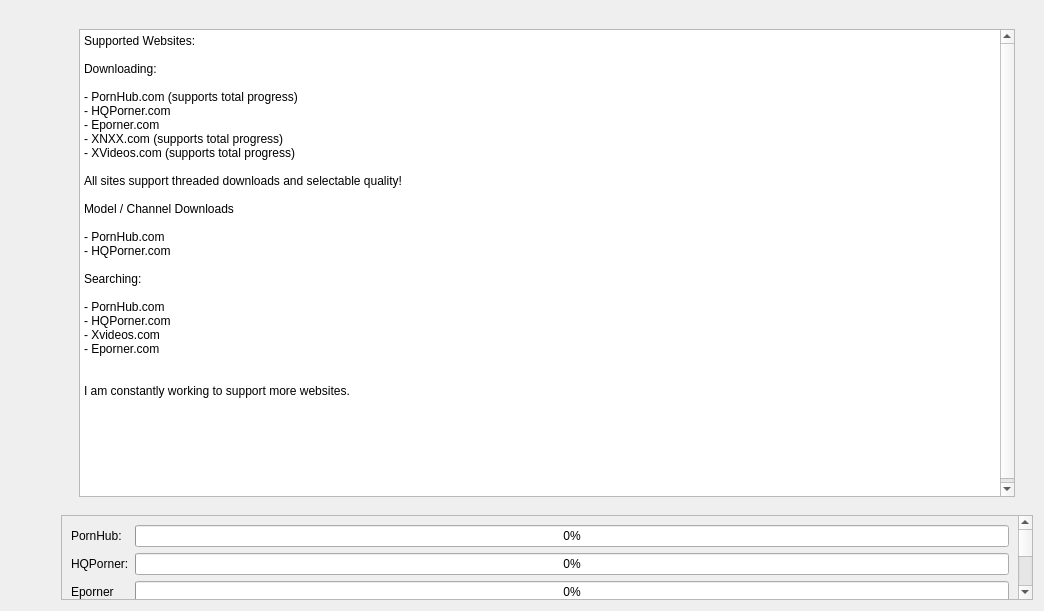
Above: src/frontend/form_desktop.ui from EchterAlsFake/Porn_Fetch before the change. Below: the same form after it.
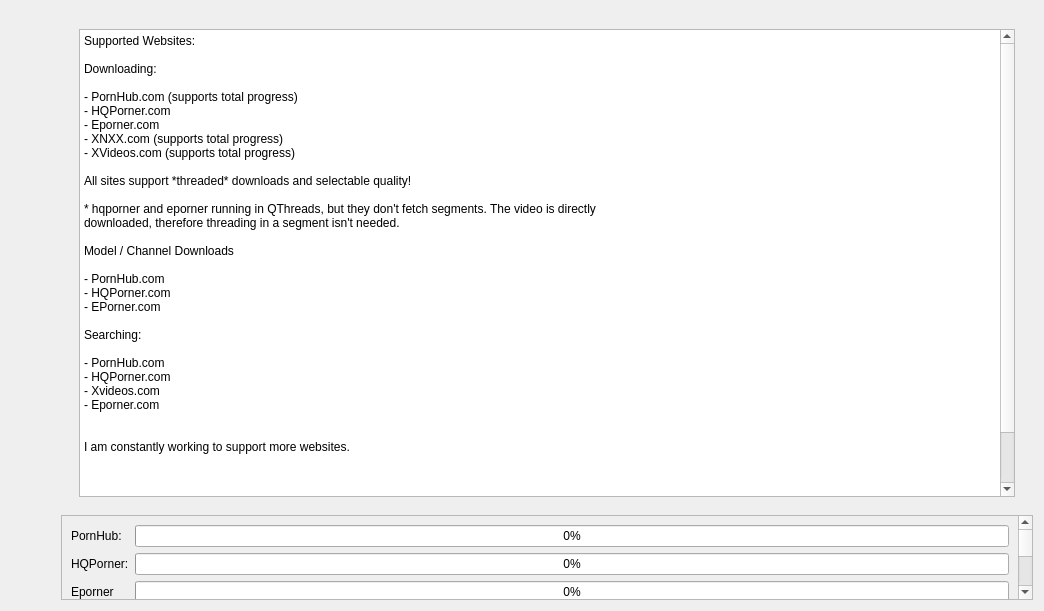
That is the form after the change. The open tabs and pages were chosen to show the change.

Commit message: - added model support for EPorner - fixed video reversing - fixed overflow error for hqporner / eporner

```diff
--- a/src/frontend/form_desktop.ui
+++ b/src/frontend/form_desktop.ui
@@ -2715,12 +2715,16 @@
 &lt;p style=&quot; margin-top:0px; margin-bottom:0px; margin-left:0px; margin-right:0px; -qt-block-indent:0; text-indent:0px;&quot;&gt;- XNXX.com (supports total progress)&lt;/p&gt;
 &lt;p style=&quot; margin-top:0px; margin-bottom:0px; margin-left:0px; margin-right:0px; -qt-block-indent:0; text-indent:0px;&quot;&gt;- XVideos.com (supports total progress)&lt;/p&gt;
 &lt;p style=&quot;-qt-paragraph-type:empty; margin-top:0px; margin-bottom:0px; margin-left:0px; margin-right:0px; -qt-block-indent:0; text-indent:0px;&quot;&gt;&lt;br /&gt;&lt;/p&gt;
-&lt;p style=&quot; margin-top:0px; margin-bottom:0px; margin-left:0px; margin-right:0px; -qt-block-indent:0; text-indent:0px;&quot;&gt;All sites support threaded downloads and selectable quality!&lt;/p&gt;
+&lt;p style=&quot; margin-top:0px; margin-bottom:0px; margin-left:0px; margin-right:0px; -qt-block-indent:0; text-indent:0px;&quot;&gt;All sites support *threaded* downloads and selectable quality!&lt;/p&gt;
+&lt;p style=&quot;-qt-paragraph-type:empty; margin-top:0px; margin-bottom:0px; margin-left:0px; margin-right:0px; -qt-block-indent:0; text-indent:0px;&quot;&gt;&lt;br /&gt;&lt;/p&gt;
+&lt;p style=&quot; margin-top:0px; margin-bottom:0px; margin-left:0px; margin-right:0px; -qt-block-indent:0; text-indent:0px;&quot;&gt;* hqporner and eporner running in QThreads, but they don't fetch segments. The video is directly&lt;/p&gt;
+&lt;p style=&quot; margin-top:0px; margin-bottom:0px; margin-left:0px; margin-right:0px; -qt-block-indent:0; text-indent:0px;&quot;&gt;downloaded, therefore threading in a segment isn't needed.&lt;/p&gt;
 &lt;p style=&quot;-qt-paragraph-type:empty; margin-top:0px; margin-bottom:0px; margin-left:0px; margin-right:0px; -qt-block-indent:0; text-indent:0px;&quot;&gt;&lt;br /&gt;&lt;/p&gt;
 &lt;p style=&quot; margin-top:0px; margin-bottom:0px; margin-left:0px; margin-right:0px; -qt-block-indent:0; text-indent:0px;&quot;&gt;Model / Channel Downloads&lt;/p&gt;
 &lt;p style=&quot;-qt-paragraph-type:empty; margin-top:0px; margin-bottom:0px; margin-left:0px; margin-right:0px; -qt-block-indent:0; text-indent:0px;&quot;&gt;&lt;br /&gt;&lt;/p&gt;
 &lt;p style=&quot; margin-top:0px; margin-bottom:0px; margin-left:0px; margin-right:0px; -qt-block-indent:0; text-indent:0px;&quot;&gt;- PornHub.com&lt;/p&gt;
 &lt;p style=&quot; margin-top:0px; margin-bottom:0px; margin-left:0px; margin-right:0px; -qt-block-indent:0; text-indent:0px;&quot;&gt;- HQPorner.com&lt;/p&gt;
+&lt;p style=&quot; margin-top:0px; margin-bottom:0px; margin-left:0px; margin-right:0px; -qt-block-indent:0; text-indent:0px;&quot;&gt;- EPorner.com&lt;/p&gt;
 &lt;p style=&quot;-qt-paragraph-type:empty; margin-top:0px; margin-bottom:0px; margin-left:0px; margin-right:0px; -qt-block-indent:0; text-indent:0px;&quot;&gt;&lt;br /&gt;&lt;/p&gt;
 &lt;p style=&quot; margin-top:0px; margin-bottom:0px; margin-left:0px; margin-right:0px; -qt-block-indent:0; text-indent:0px;&quot;&gt;Searching:&lt;/p&gt;
 &lt;p style=&quot;-qt-paragraph-type:empty; margin-top:0px; margin-bottom:0px; margin-left:0px; margin-right:0px; -qt-block-indent:0; text-indent:0px;&quot;&gt;&lt;br /&gt;&lt;/p&gt;
```
Left out of the diff: 6 changed lines with no effect on the pictures. The commit also changes 3 other files.
